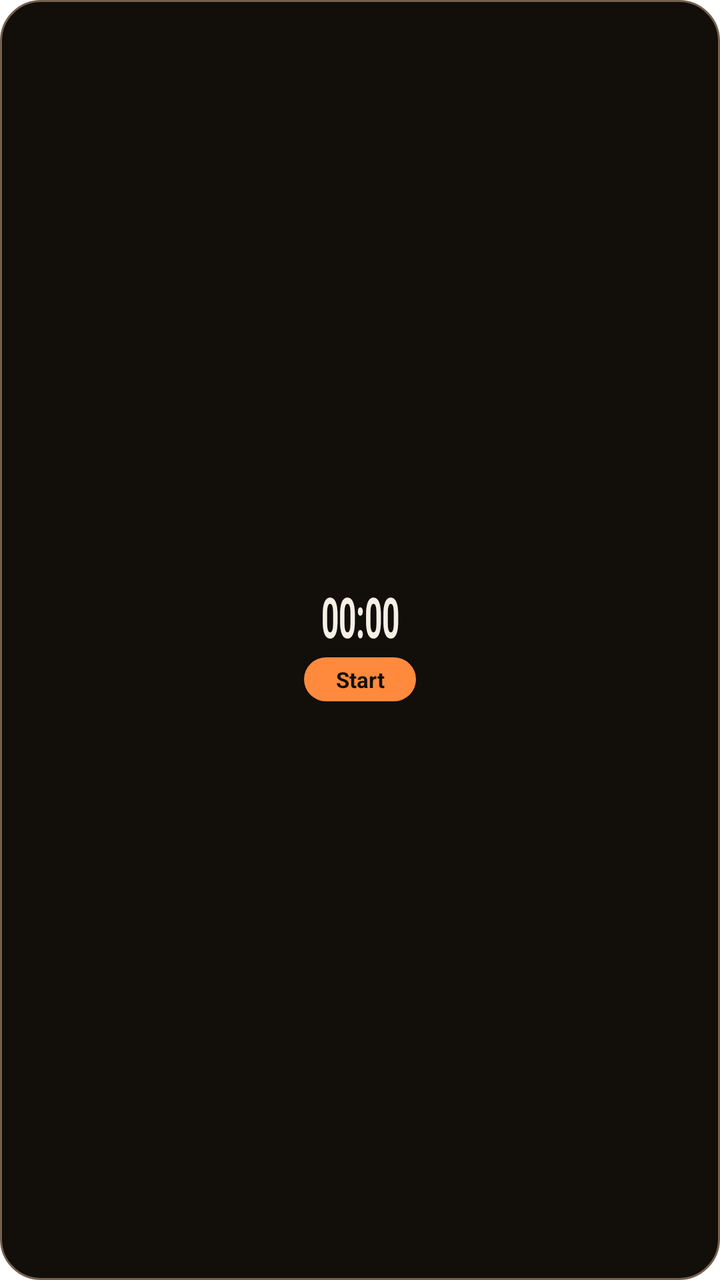
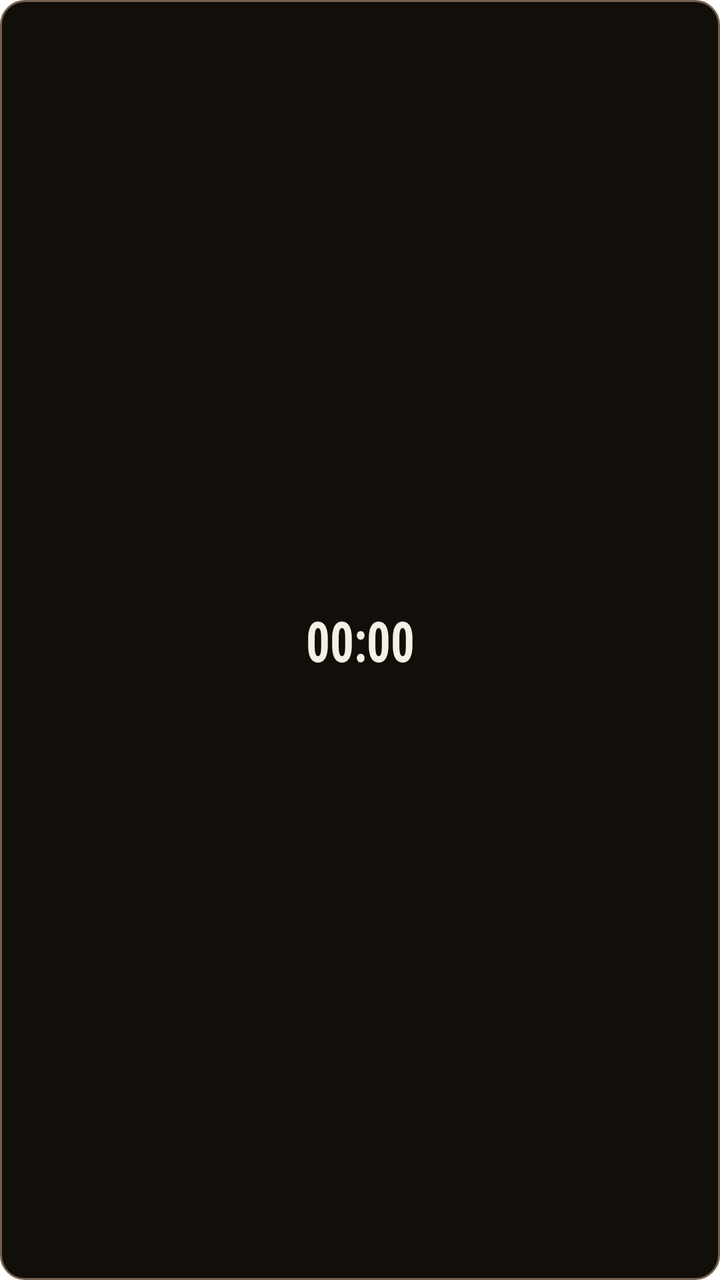

An Android layout rendered at two revisions. The XML below is the earlier revision; the diff shows what the commit changed to produce the second picture.
<!-- AndroidManifest.xml: fallback theme Theme.MaterialComponents.DayNight.NoActionBar -->
<!-- res/layout/odak_timer_widget.xml -->
<?xml version="1.0" encoding="utf-8"?>
<LinearLayout xmlns:android="http://schemas.android.com/apk/res/android"
    android:id="@+id/timer_widget_root"
    android:layout_width="match_parent"
    android:layout_height="match_parent"
    android:background="@drawable/widget_card_bg"
    android:gravity="center"
    android:minHeight="48dp"
    android:minWidth="48dp"
    android:orientation="vertical"
    android:padding="4dp">

    <Chronometer
        android:id="@+id/timer_widget_elapsed"
        android:layout_width="match_parent"
        android:layout_height="wrap_content"
        android:ellipsize="end"
        android:gravity="center"
        android:maxLines="1"
        android:text="00:00"
        android:textColor="@color/widget_design_ink"
        android:textScaleX="0.55"
        android:textSize="28sp"
        android:textStyle="bold" />

    <TextView
        android:id="@+id/timer_widget_compact_action"
        android:layout_width="wrap_content"
        android:layout_height="22dp"
        android:layout_marginTop="2dp"
        android:background="@drawable/widget_action_bg"
        android:gravity="center"
        android:maxLines="1"
        android:minWidth="56dp"
        android:paddingStart="8dp"
        android:paddingEnd="8dp"
        android:text="@string/action_start"
        android:textColor="@color/widget_design_surface"
        android:textSize="11sp"
        android:textStyle="bold" />

    <LinearLayout
        android:id="@+id/timer_widget_controls"
        android:layout_width="match_parent"
        android:layout_height="wrap_content"
        android:layout_marginTop="@dimen/widget_design_row_gap"
        android:baselineAligned="false"
        android:orientation="horizontal"
        android:visibility="gone">

        <TextView
            android:id="@+id/timer_widget_subject"
            android:layout_width="0dp"
            android:layout_height="wrap_content"
            android:layout_marginEnd="@dimen/widget_design_row_gap"
            android:layout_weight="1"
            android:background="@drawable/widget_chip_bg"
            android:ellipsize="end"
            android:gravity="center"
            android:maxLines="1"
            android:minHeight="48dp"
            android:paddingStart="4dp"
            android:paddingEnd="4dp"
            android:textColor="@color/widget_design_ink_muted"
            android:textSize="11sp" />

        <TextView
            android:id="@+id/timer_widget_action"
            android:layout_width="0dp"
            android:layout_height="wrap_content"
            android:layout_weight="1"
            android:background="@drawable/widget_action_bg"
            android:gravity="center"
            android:maxLines="1"
            android:minHeight="48dp"
            android:paddingStart="4dp"
            android:paddingEnd="4dp"
            android:text="@string/action_start"
            android:textColor="@color/widget_design_surface"
            android:textSize="13sp"
            android:textStyle="bold" />
    </LinearLayout>
</LinearLayout>
<!-- resources referenced by this layout -->
<resources>
  <color name="widget_design_ink">@color/widget_ember_ink</color>
  <color name="widget_design_ink_muted">@color/widget_ember_ink_dim</color>
  <color name="widget_design_surface">@color/widget_ember_night</color>
  <dimen name="widget_design_row_gap">4dp</dimen>
  <!-- drawable widget_action_bg (drawable) -->
  <?xml version="1.0" encoding="utf-8"?>
  <shape xmlns:android="http://schemas.android.com/apk/res/android"
      android:shape="rectangle">
      <solid android:color="@color/widget_design_accent" />
      <corners android:radius="16dp" />
  </shape>
  <!-- drawable widget_card_bg (drawable) -->
  <?xml version="1.0" encoding="utf-8"?>
  <shape xmlns:android="http://schemas.android.com/apk/res/android"
      android:shape="rectangle">
      <solid android:color="@color/widget_design_surface" />
      <stroke
          android:width="1dp"
          android:color="@color/widget_design_outline" />
      <corners android:radius="@dimen/widget_design_corner" />
  </shape>
  <!-- drawable widget_chip_bg (drawable) -->
  <?xml version="1.0" encoding="utf-8"?>
  <shape xmlns:android="http://schemas.android.com/apk/res/android"
      android:shape="rectangle">
      <solid android:color="@color/widget_design_accent_soft" />
      <stroke
          android:width="1dp"
          android:color="@color/widget_design_outline" />
      <corners android:radius="16dp" />
  </shape>
  <string name="action_start">Start</string>
  <color name="widget_ember_ink">#F6EFE6</color>
  <color name="widget_ember_ink_dim">#A79483</color>
  <color name="widget_ember_night">#120E0A</color>
  <color name="widget_design_accent">@color/widget_ember_flame</color>
  <color name="widget_design_outline">@color/widget_ember_ash</color>
  <dimen name="widget_design_corner">20dp</dimen>
  <color name="widget_design_accent_soft">@color/widget_ember_night</color>
  <color name="widget_ember_flame">#FF8A3D</color>
  <color name="widget_ember_ash">#75604D</color>
</resources>

<!-- the commit's change to res/layout/odak_timer_widget.xml (unified diff, before → after) -->
@@ -3,23 +3,50 @@
     android:id="@+id/timer_widget_root"
     android:layout_width="match_parent"
     android:layout_height="match_parent"
-    android:background="@drawable/widget_card_bg"
+    android:background="@drawable/widget_card_bg_tight"
     android:gravity="center"
     android:minHeight="48dp"
     android:minWidth="48dp"
     android:orientation="vertical"
     android:padding="4dp">
 
+    <ImageView
+        android:id="@+id/timer_widget_glyph"
+        android:layout_width="24dp"
+        android:layout_height="24dp"
+        android:contentDescription="@null"
+        android:src="@drawable/widget_ic_timer"
+        android:visibility="gone" />
+
+    <ImageView
+        android:id="@+id/timer_widget_mark"
+        android:layout_width="16dp"
+        android:layout_height="16dp"
+        android:layout_marginBottom="2dp"
+        android:contentDescription="@null"
+        android:src="@drawable/widget_ic_timer"
+        android:visibility="gone" />
+
+    <ImageView
+        android:id="@+id/timer_widget_rule"
+        android:layout_width="match_parent"
+        android:layout_height="@dimen/widget_design_divider"
+        android:layout_marginBottom="@dimen/widget_design_row_gap"
+        android:background="@drawable/widget_divider"
+        android:contentDescription="@null"
+        android:visibility="gone" />
+
     <Chronometer
         android:id="@+id/timer_widget_elapsed"
         android:layout_width="match_parent"
         android:layout_height="wrap_content"
         android:ellipsize="end"
+        android:fontFamily="sans-serif-condensed"
         android:gravity="center"
         android:maxLines="1"
         android:text="00:00"
-        android:textColor="@color/widget_design_ink"
-        android:textScaleX="0.55"
+        android:textColor="@color/widget_ember_ink"
+        android:textScaleX="0.85"
         android:textSize="28sp"
         android:textStyle="bold" />
 
@@ -35,9 +62,10 @@
         android:paddingStart="8dp"
         android:paddingEnd="8dp"
         android:text="@string/action_start"
-        android:textColor="@color/widget_design_surface"
+        android:textColor="@color/widget_ember_night"
         android:textSize="11sp"
-        android:textStyle="bold" />
+        android:textStyle="bold"
+        android:visibility="gone" />
 
     <LinearLayout
         android:id="@+id/timer_widget_controls"
@@ -61,7 +89,7 @@
             android:minHeight="48dp"
             android:paddingStart="4dp"
             android:paddingEnd="4dp"
-            android:textColor="@color/widget_design_ink_muted"
+            android:textColor="@color/widget_ember_ink_dim"
             android:textSize="11sp" />
 
         <TextView
@@ -76,7 +104,7 @@
             android:paddingStart="4dp"
             android:paddingEnd="4dp"
             android:text="@string/action_start"
-            android:textColor="@color/widget_design_surface"
+            android:textColor="@color/widget_ember_night"
             android:textSize="13sp"
             android:textStyle="bold" />
     </LinearLayout>
<!-- resource entries referenced after the edit -->
@@ -1,8 +1,5 @@
 <!-- resources referenced by this layout -->
 <resources>
-  <color name="widget_design_ink">@color/widget_ember_ink</color>
-  <color name="widget_design_ink_muted">@color/widget_ember_ink_dim</color>
-  <color name="widget_design_surface">@color/widget_ember_night</color>
   <dimen name="widget_design_row_gap">4dp</dimen>
   <!-- drawable widget_action_bg (drawable) -->
   <?xml version="1.0" encoding="utf-8"?>
@@ -11,15 +8,15 @@
       <solid android:color="@color/widget_design_accent" />
       <corners android:radius="16dp" />
   </shape>
-  <!-- drawable widget_card_bg (drawable) -->
+  <!-- drawable widget_card_bg_tight (drawable) -->
   <?xml version="1.0" encoding="utf-8"?>
   <shape xmlns:android="http://schemas.android.com/apk/res/android"
       android:shape="rectangle">
-      <solid android:color="@color/widget_design_surface" />
+      <solid android:color="@color/widget_ember_night" />
       <stroke
           android:width="1dp"
-          android:color="@color/widget_design_outline" />
-      <corners android:radius="@dimen/widget_design_corner" />
+          android:color="@color/widget_ember_ash" />
+      <corners android:radius="@dimen/widget_design_corner_tight" />
   </shape>
   <!-- drawable widget_chip_bg (drawable) -->
   <?xml version="1.0" encoding="utf-8"?>
@@ -31,15 +28,58 @@
           android:color="@color/widget_design_outline" />
       <corners android:radius="16dp" />
   </shape>
+  <!-- drawable widget_divider (drawable) -->
+  <?xml version="1.0" encoding="utf-8"?>
+  <shape xmlns:android="http://schemas.android.com/apk/res/android"
+      android:shape="rectangle">
+      <solid android:color="@color/widget_ember_ash" />
+  </shape>
+  <!-- drawable widget_ic_timer (drawable) -->
+  <?xml version="1.0" encoding="utf-8"?>
+  <vector xmlns:android="http://schemas.android.com/apk/res/android"
+      android:width="24dp"
+      android:height="24dp"
+      android:viewportWidth="24"
+      android:viewportHeight="24">
+      <path
+          android:fillColor="@android:color/transparent"
+          android:pathData="M12,4.2 C14,6.8 15.4,8.8 15.4,10.6 A3.4,3.4 0 0,1 8.6,10.6 C8.6,8.8 10,6.8 12,4.2"
+          android:strokeColor="@color/widget_ember_ink_dim"
+          android:strokeLineCap="round"
+          android:strokeLineJoin="round"
+          android:strokeWidth="2" />
+      <path
+          android:fillColor="@android:color/transparent"
+          android:pathData="M4.2,17.6 L19.8,14.8"
+          android:strokeColor="@color/widget_ember_ink_dim"
+          android:strokeLineCap="round"
+          android:strokeLineJoin="round"
+          android:strokeWidth="2" />
+      <path
+          android:fillColor="@android:color/transparent"
+          android:pathData="M4.2,14.8 L19.8,17.6"
+          android:strokeColor="@color/widget_ember_ink_dim"
+          android:strokeLineCap="round"
+          android:strokeLineJoin="round"
+          android:strokeWidth="2" />
+      <path
+          android:fillColor="@android:color/transparent"
+          android:pathData="M6,20.6 L18,20.6"
+          android:strokeColor="@color/widget_ember_ink_dim"
+          android:strokeLineCap="round"
+          android:strokeLineJoin="round"
+          android:strokeWidth="2" />
+  </vector>
   <string name="action_start">Start</string>
   <color name="widget_ember_ink">#F6EFE6</color>
   <color name="widget_ember_ink_dim">#A79483</color>
   <color name="widget_ember_night">#120E0A</color>
+  <dimen name="widget_design_divider">1dp</dimen>
   <color name="widget_design_accent">@color/widget_ember_flame</color>
   <color name="widget_design_outline">@color/widget_ember_ash</color>
-  <dimen name="widget_design_corner">20dp</dimen>
   <color name="widget_design_accent_soft">@color/widget_ember_night</color>
   <color name="widget_ember_flame">#FF8A3D</color>
   <color name="widget_ember_ash">#75604D</color>
+  <dimen name="widget_design_corner_tight">12dp</dimen>
 </resources>
 
